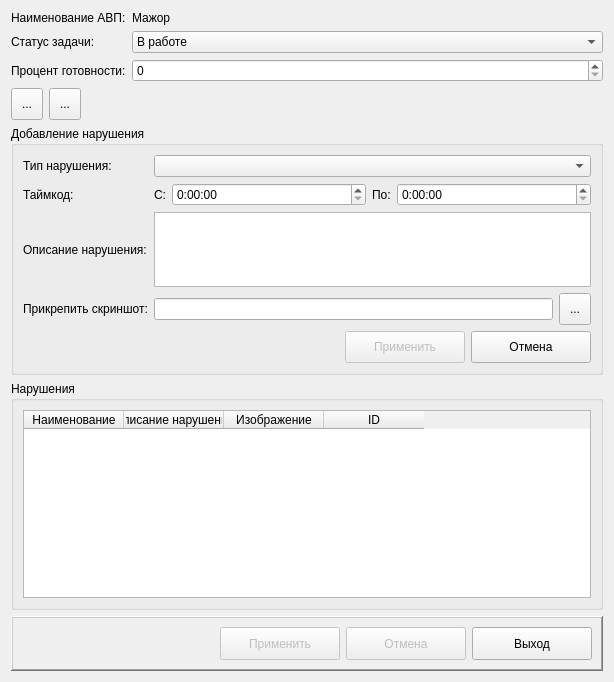
First picture: the form in arm_o/d_edittask.ui, repository levdikandrey/DataCollector, before the edit.
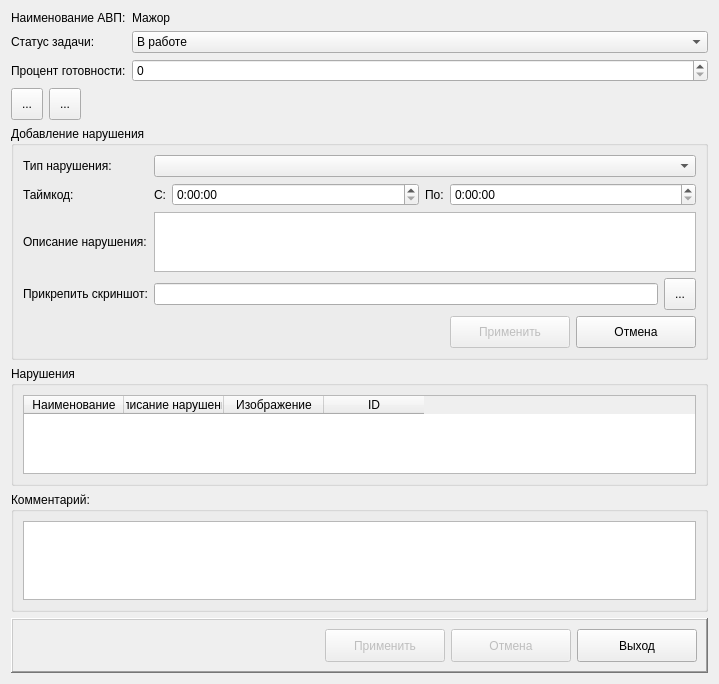
Second picture: the form after the edit. Icons and pictures are not drawn.

Diff of the .ui file:
```diff
--- a/arm_o/d_edittask.ui
+++ b/arm_o/d_edittask.ui
@@ -6,14 +6,14 @@
    <rect>
     <x>0</x>
     <y>0</y>
-    <width>614</width>
-    <height>682</height>
+    <width>719</width>
+    <height>684</height>
    </rect>
   </property>
   <property name="windowTitle">
    <string>Редактирование задачи</string>
   </property>
-  <layout class="QGridLayout" name="gridLayout_3">
+  <layout class="QGridLayout" name="gridLayout_4">
    <item row="0" column="0" colspan="3">
     <widget class="QLabel" name="label">
      <property name="text">
@@ -380,7 +380,68 @@
     </widget>
    </item>
    <item row="6" column="0" colspan="4">
+    <widget class="QGroupBox" name="groupBoxComment">
+     <property name="enabled">
+      <bool>true</bool>
+     </property>
+     <property name="sizePolicy">
+      <sizepolicy hsizetype="Expanding" vsizetype="Expanding">
+       <horstretch>0</horstretch>
+       <verstretch>0</verstretch>
+      </sizepolicy>
+     </property>
+     <property name="maximumSize">
+      <size>
+       <width>16777215</width>
+       <height>16777215</height>
+      </size>
+     </property>
+     <property name="title">
+      <string>Комментарий:</string>
+     </property>
+     <property name="checkable">
+      <bool>false</bool>
+     </property>
+     <property name="checked">
+      <bool>false</bool>
+     </property>
+     <layout class="QGridLayout" name="gridLayout_3">
+      <item row="0" column="0">
+       <widget class="QTextEdit" name="textEditComment">
+        <property name="enabled">
+         <bool>true</bool>
+        </property>
+        <property name="sizePolicy">
+         <sizepolicy hsizetype="Expanding" vsizetype="Expanding">
+          <horstretch>0</horstretch>
+          <verstretch>0</verstretch>
+         </sizepolicy>
+        </property>
+        <property name="minimumSize">
+         <size>
+          <width>0</width>
+          <height>0</height>
+         </size>
+        </property>
+        <property name="maximumSize">
+         <size>
+          <width>16777215</width>
+          <height>16777215</height>
+         </size>
+        </property>
+       </widget>
+      </item>
+     </layout>
+    </widget>
+   </item>
+   <item row="7" column="0" colspan="4">
     <widget class="QFrame" name="frame">
+     <property name="sizePolicy">
+      <sizepolicy hsizetype="Preferred" vsizetype="Fixed">
+       <horstretch>0</horstretch>
+       <verstretch>0</verstretch>
+      </sizepolicy>
+     </property>
      <property name="frameShape">
       <enum>QFrame::WinPanel</enum>
      </property>
```
Left out of the diff: 16 changed lines with no effect on the pictures.
